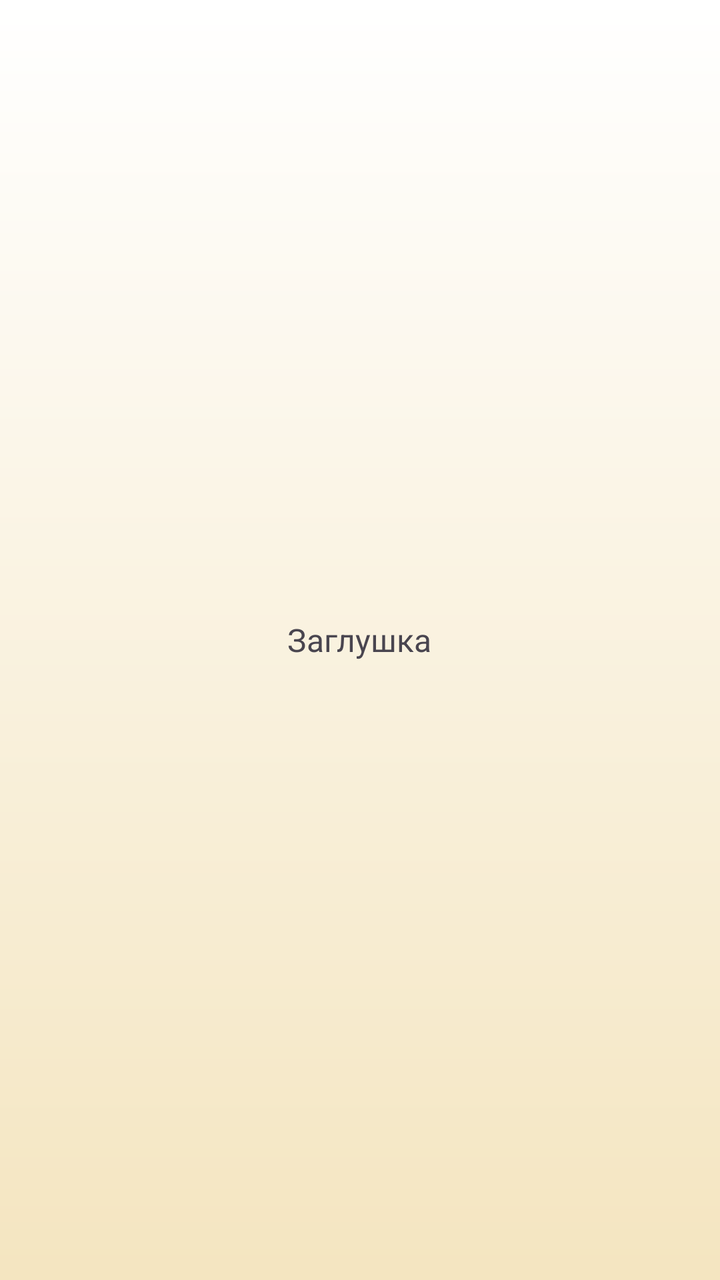
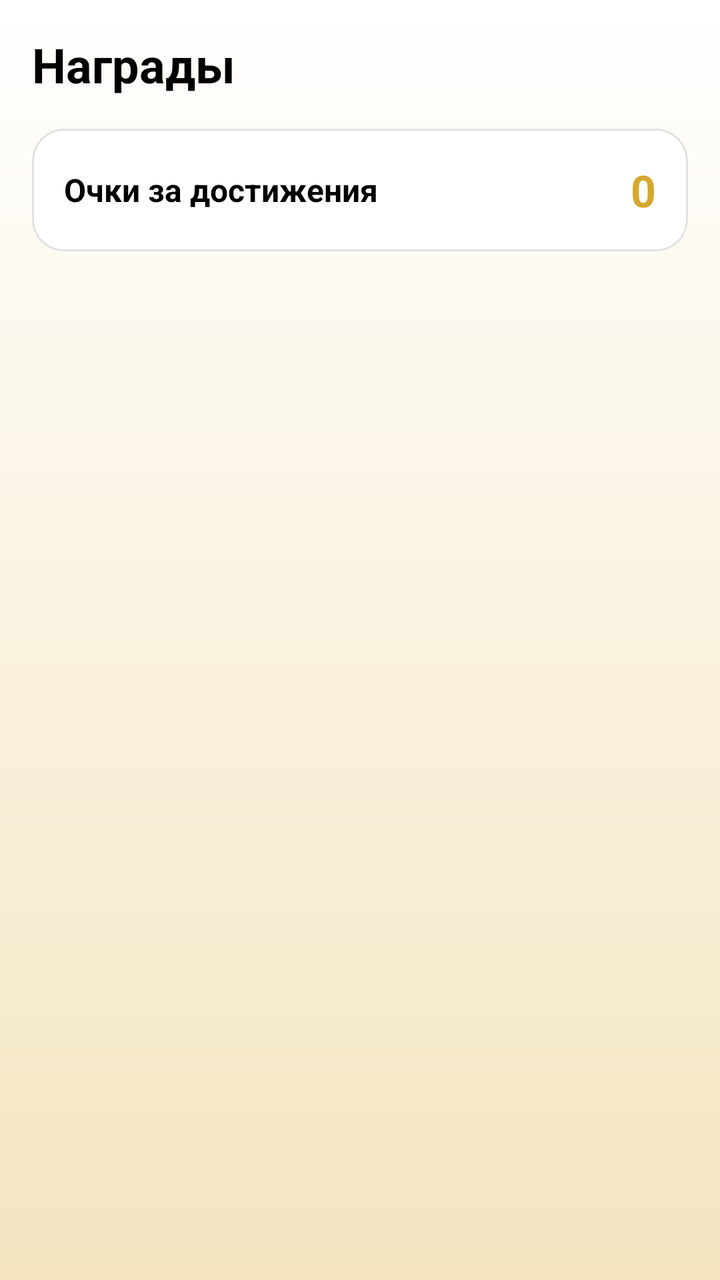

Two renders of the same Android screen: before a commit and after it. Below are the layout's source before the change and the commit's diff.
<!-- AndroidManifest.xml: application theme Theme.YourUpgrade -->
<!-- res/layout/fragment_rewards.xml -->
<?xml version="1.0" encoding="utf-8"?>
<FrameLayout xmlns:android="http://schemas.android.com/apk/res/android"
    android:layout_width="match_parent"
    android:layout_height="match_parent">

    <TextView
        android:id="@+id/tvPlaceholder"
        android:layout_width="wrap_content"
        android:layout_height="wrap_content"
        android:layout_gravity="center"
        android:text="Заглушка"
        android:textColor="?android:attr/textColorSecondary"
        android:textSize="16sp" />

</FrameLayout>
<!-- resources referenced by this layout -->
<resources>
  <style name="Theme.YourUpgrade" parent="Base.Theme.YourUpgrade" />
  <style name="Base.Theme.YourUpgrade" parent="Theme.Material3.DayNight.NoActionBar">
          
          <item name="colorPrimary">#2E5A3C</item>
          <item name="colorPrimaryVariant">#1B3A26</item>
          <item name="colorOnPrimary">#FFFFFF</item>
  
          <item name="colorSecondary">#C9A84C</item>
          <item name="colorSecondaryVariant">#A68A3E</item>
          <item name="colorOnSecondary">#2D2D2D</item>
  
          
          <item name="android:windowBackground">@drawable/bg_app_gradient</item>
  
          
          <item name="cardBackgroundColor">#FFFFFF</item>
      </style>
  <!-- drawable bg_app_gradient (drawable) -->
  <?xml version="1.0" encoding="utf-8"?>
  <shape xmlns:android="http://schemas.android.com/apk/res/android">
      <gradient
          android:type="linear"
          android:angle="270"
          android:startColor="@color/bg_start_color"
          android:endColor="@color/bg_end_color" />
  </shape>
  <color name="bg_start_color">@color/white</color>
  <color name="bg_end_color">@color/light_yellow</color>
  <color name="white">#FFFFFFFF</color>
  <color name="light_yellow">#F4E5C0</color>
</resources>

<!-- the commit's change to res/layout/fragment_rewards.xml (unified diff, before → after) -->
@@ -1,15 +1,133 @@
 <?xml version="1.0" encoding="utf-8"?>
-<FrameLayout xmlns:android="http://schemas.android.com/apk/res/android"
+<ScrollView xmlns:android="http://schemas.android.com/apk/res/android"
+    xmlns:app="http://schemas.android.com/apk/res-auto"
+    xmlns:tools="http://schemas.android.com/tools"
     android:layout_width="match_parent"
-    android:layout_height="match_parent">
+    android:layout_height="match_parent"
+    android:background="@drawable/bg_app_gradient">
 
-    <TextView
-        android:id="@+id/tvPlaceholder"
-        android:layout_width="wrap_content"
+    <LinearLayout
+        android:layout_width="match_parent"
         android:layout_height="wrap_content"
-        android:layout_gravity="center"
-        android:text="Заглушка"
-        android:textColor="?android:attr/textColorSecondary"
-        android:textSize="16sp" />
+        android:orientation="vertical"
+        android:padding="16dp">
 
-</FrameLayout>
+        
+        <TextView
+            android:layout_width="wrap_content"
+            android:layout_height="wrap_content"
+            android:text="Награды"
+            android:textColor="@color/text_primary"
+            android:textSize="24sp"
+            android:textStyle="bold" />
+
+        
+        <com.google.android.material.card.MaterialCardView
+            android:id="@+id/cardNotEnoughHabits"
+            android:layout_width="match_parent"
+            android:layout_height="wrap_content"
+            android:layout_marginTop="16dp"
+            android:visibility="gone"
+            app:cardBackgroundColor="#FFF8E1"
+            app:cardCornerRadius="16dp"
+            app:cardElevation="0dp"
+            app:strokeColor="@color/main_gold"
+            app:strokeWidth="1dp">
+
+            <LinearLayout
+                android:layout_width="match_parent"
+                android:layout_height="wrap_content"
+                android:gravity="center"
+                android:orientation="vertical"
+                android:padding="24dp">
+
+                <TextView
+                    android:layout_width="wrap_content"
+                    android:layout_height="wrap_content"
+                    android:text="🔒"
+                    android:textSize="48sp" />
+
+                <TextView
+                    android:layout_width="wrap_content"
+                    android:layout_height="wrap_content"
+                    android:layout_marginTop="12dp"
+                    android:gravity="center"
+                    android:text="Добавьте привычки, чтобы получать награды"
+                    android:textColor="@color/text_primary"
+                    android:textSize="16sp"
+                    android:textStyle="bold" />
+
+                <TextView
+                    android:id="@+id/tvHabitsCount"
+                    android:layout_width="wrap_content"
+                    android:layout_height="wrap_content"
+                    android:layout_marginTop="8dp"
+                    android:gravity="center"
+                    android:text="Сейчас у вас 2 привычки из 4 необходимых"
+                    android:textColor="@color/text_secondary"
+                    android:textSize="14sp" />
+
+            </LinearLayout>
+
+        </com.google.android.material.card.MaterialCardView>
+
+        
+        <LinearLayout
+            android:id="@+id/rewardsContent"
+            android:layout_width="match_parent"
+            android:layout_height="wrap_content"
+            android:orientation="vertical">
+
+            
+            <com.google.android.material.card.MaterialCardView
+                android:layout_width="match_parent"
+                android:layout_height="wrap_content"
+                android:layout_marginTop="16dp"
+                app:cardBackgroundColor="@android:color/white"
+                app:cardCornerRadius="16dp"
+                app:cardElevation="0dp"
+                app:strokeColor="#E0E0E0"
+                app:strokeWidth="1dp">
+
+                <LinearLayout
+                    android:layout_width="match_parent"
+                    android:layout_height="wrap_content"
+                    android:gravity="center_vertical"
+                    android:orientation="horizontal"
+                    android:padding="16dp">
+
+                    <TextView
+                        android:layout_width="0dp"
+                        android:layout_height="wrap_content"
+                        android:layout_weight="1"
+                        android:text="Очки за достижения"
+                        android:textColor="@color/text_primary"
+                        android:textSize="16sp"
+                        android:textStyle="bold" />
+
+                    <TextView
+                        android:id="@+id/tvTotalAchievementPoints"
+                        android:layout_width="wrap_content"
+                        android:layout_height="wrap_content"
+                        android:text="0"
+                        android:textColor="@color/main_gold"
+                        android:textSize="22sp"
+                        android:textStyle="bold" />
+
+                </LinearLayout>
+
+            </com.google.android.material.card.MaterialCardView>
+
+            
+            <LinearLayout
+                android:id="@+id/achievementsContainer"
+                android:layout_width="match_parent"
+                android:layout_height="wrap_content"
+                android:layout_marginTop="12dp"
+                android:orientation="vertical" />
+
+        </LinearLayout>
+
+    </LinearLayout>
+
+</ScrollView>
<!-- resource entries referenced after the edit -->
@@ -1,6 +1,10 @@
 <!-- resources referenced by this layout -->
 <resources>
+  <color name="main_gold">#D5A72D</color>
+  <color name="text_primary">@color/black</color>
+  <color name="text_secondary">#757575</color>
   <style name="Theme.YourUpgrade" parent="Base.Theme.YourUpgrade" />
+  <color name="black">#FF000000</color>
   <style name="Base.Theme.YourUpgrade" parent="Theme.Material3.DayNight.NoActionBar">
           
           <item name="colorPrimary">#2E5A3C</item>
